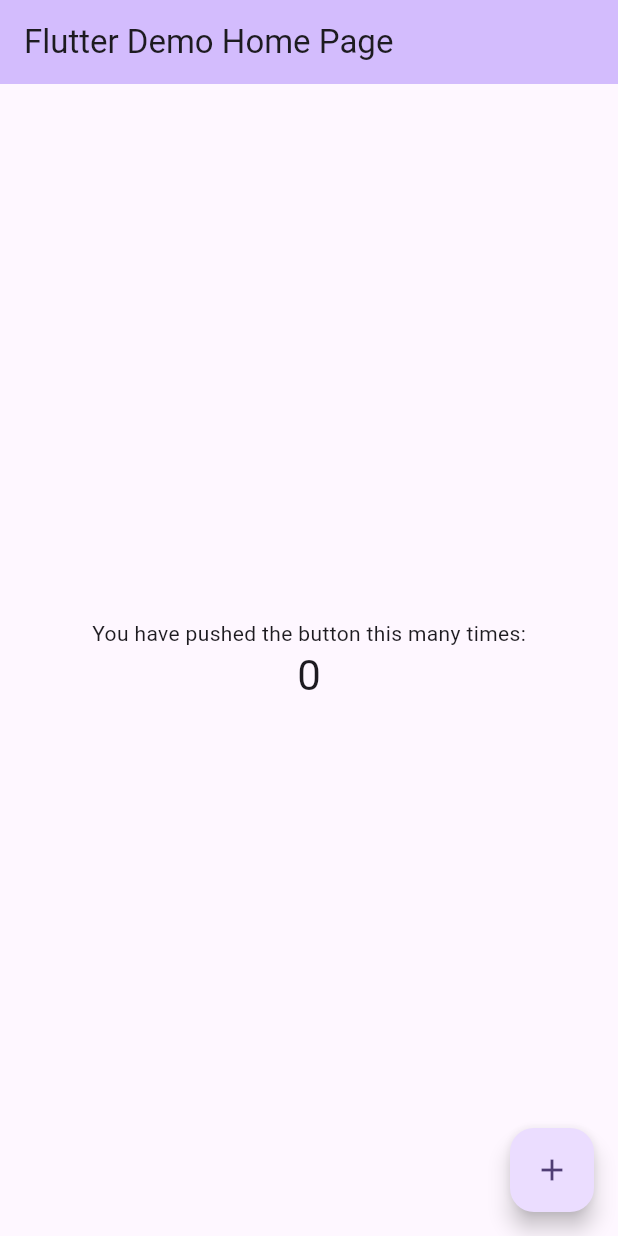
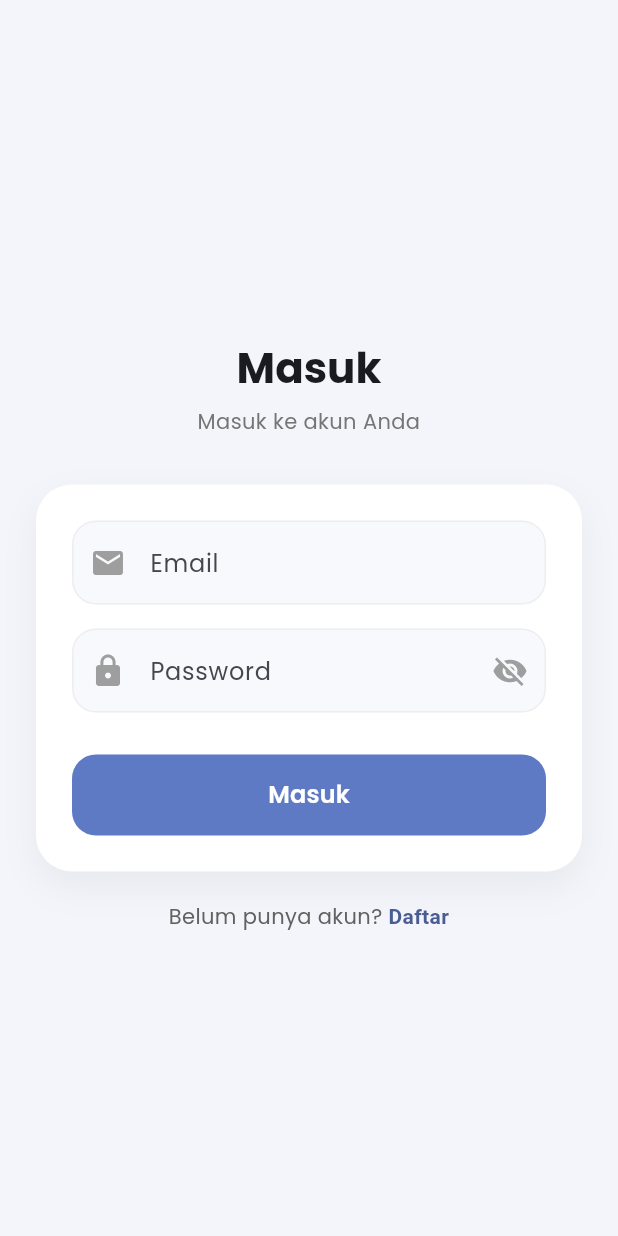
Before and after one commit to RafaelEbenHart/WongIwak, a Flutter app: the screen it shows after launch, on a phone screen of 412 x 824 dp. Run offline on Flutter 3.47's test engine with Material 3 defaults, Android fonts, the phone set to English and light mode, and no system bars; our stand-ins replace firebase_auth, firebase_core, google_fonts; accounts and stored records are empty.

Commit message:
sign in screen

```diff
--- a/lib/main.dart
+++ b/lib/main.dart
@@ -1,122 +1,31 @@
+import 'package:wongiwak/screens/home_screen.dart';
+import 'package:wongiwak/screens/sign_in_screen.dart';
+import 'package:wongiwak/screens/sign_up_screen.dart  ';
+
 import 'package:flutter/material.dart';
+import 'package:firebase_core/firebase_core.dart';
+import 'package:google_fonts/google_fonts.dart';
+import 'firebase_options.dart';
 
-void main() {
+void main() async {
+  WidgetsFlutterBinding.ensureInitialized();
+  await Firebase.initializeApp(options: DefaultFirebaseOptions.currentPlatform);
   runApp(const MyApp());
 }
 
 class MyApp extends StatelessWidget {
   const MyApp({super.key});
-
-  // This widget is the root of your application.
   @override
   Widget build(BuildContext context) {
     return MaterialApp(
-      title: 'Flutter Demo',
+      debugShowCheckedModeBanner: false,
+      title: 'Fasum',
       theme: ThemeData(
-        // This is the theme of your application.
-        //
-        // TRY THIS: Try running your application with "flutter run". You'll see
-        // the application has a purple toolbar. Then, without quitting the app,
-        // try changing the seedColor in the colorScheme below to Colors.green
-        // and then invoke "hot reload" (save your changes or press the "hot
-        // reload" button in a Flutter-supported IDE, or press "r" if you used
-        // the command line to start the app).
-        //
-        // Notice that the counter didn't reset back to zero; the application
-        // state is not lost during the reload. To reset the state, use hot
-        // restart instead.
-        //
-        // This works for code too, not just values: Most code changes can be
-        // tested with just a hot reload.
-        colorScheme: ColorScheme.fromSeed(seedColor: Colors.deepPurple),
+        useMaterial3: true,
+        colorScheme: ColorScheme.fromSeed(seedColor: const Color(0xFF5E7AC4)),
+        fontFamily: GoogleFonts.poppins().fontFamily,
       ),
-      home: const MyHomePage(title: 'Flutter Demo Home Page'),
+      home: const SignInScreen(),
     );
   }
 }
-
-class MyHomePage extends StatefulWidget {
-  const MyHomePage({super.key, required this.title});
-
-  // This widget is the home page of your application. It is stateful, meaning
-  // that it has a State object (defined below) that contains fields that affect
-  // how it looks.
-
-  // This class is the configuration for the state. It holds the values (in this
-  // case the title) provided by the parent (in this case the App widget) and
-  // used by the build method of the State. Fields in a Widget subclass are
-  // always marked "final".
-
-  final String title;
-
-  @override
-  State<MyHomePage> createState() => _MyHomePageState();
-}
-
-class _MyHomePageState extends State<MyHomePage> {
-  int _counter = 0;
-
-  void _incrementCounter() {
-    setState(() {
-      // This call to setState tells the Flutter framework that something has
-      // changed in this State, which causes it to rerun the build method below
-      // so that the display can reflect the updated values. If we changed
-      // _counter without calling setState(), then the build method would not be
-      // called again, and so nothing would appear to happen.
-      _counter++;
-    });
-  }
-
-  @override
-  Widget build(BuildContext context) {
-    // This method is rerun every time setState is called, for instance as done
-    // by the _incrementCounter method above.
-    //
-    // The Flutter framework has been optimized to make rerunning build methods
-    // fast, so that you can just rebuild anything that needs updating rather
-    // than having to individually change instances of widgets.
-    return Scaffold(
-      appBar: AppBar(
-        // TRY THIS: Try changing the color here to a specific color (to
-        // Colors.amber, perhaps?) and trigger a hot reload to see the AppBar
-        // change color while the other colors stay the same.
-        backgroundColor: Theme.of(context).colorScheme.inversePrimary,
-        // Here we take the value from the MyHomePage object that was created by
-        // the App.build method, and use it to set our appbar title.
-        title: Text(widget.title),
-      ),
-      body: Center(
-        // Center is a layout widget. It takes a single child and positions it
-        // in the middle of the parent.
-        child: Column(
-          // Column is also a layout widget. It takes a list of children and
-          // arranges them vertically. By default, it sizes itself to fit its
-          // children horizontally, and tries to be as tall as its parent.
-          //
-          // Column has various properties to control how it sizes itself and
-          // how it positions its children. Here we use mainAxisAlignment to
-          // center the children vertically; the main axis here is the vertical
-          // axis because Columns are vertical (the cross axis would be
-          // horizontal).
-          //
-          // TRY THIS: Invoke "debug painting" (choose the "Toggle Debug Paint"
-          // action in the IDE, or press "p" in the console), to see the
-          // wireframe for each widget.
-          mainAxisAlignment: MainAxisAlignment.center,
-          children: <Widget>[
-            const Text('You have pushed the button this many times:'),
-            Text(
-              '$_counter',
-              style: Theme.of(context).textTheme.headlineMedium,
-            ),
-          ],
-        ),
-      ),
-      floatingActionButton: FloatingActionButton(
-        onPressed: _incrementCounter,
-        tooltip: 'Increment',
-        child: const Icon(Icons.add),
-      ), // This trailing comma makes auto-formatting nicer for build methods.
-    );
-  }
-}
--- /dev/null
+++ b/lib/screens/home_screen.dart
@@ -0,0 +1,15 @@
+import 'package:flutter/material.dart';
+
+class HomeScreen extends StatefulWidget {
+  const HomeScreen({super.key});
+
+  @override
+  State<HomeScreen> createState() => _HomeScreenState();
+}
+
+class _HomeScreenState extends State<HomeScreen> {
+  @override
+  Widget build(BuildContext context) {
+    return const Placeholder();
+  }
+}
--- /dev/null
+++ b/lib/screens/sign_in_screen.dart
@@ -0,0 +1,265 @@
+import 'package:flutter/gestures.dart';
+import 'package:flutter/material.dart';
+import 'package:firebase_auth/firebase_auth.dart';
+import 'package:wongiwak/screens/home_screen.dart';
+import 'package:wongiwak/screens/sign_up_screen.dart';
+
+class SignInScreen extends StatefulWidget {
+  const SignInScreen({super.key});
+  @override
+  SignInScreenState createState() => SignInScreenState();
+}
+
+class SignInScreenState extends State<SignInScreen> {
+  final _emailController = TextEditingController();
+  final _passwordController = TextEditingController();
+  final _formKey = GlobalKey<FormState>();
+  bool _isLoading = false;
+  bool _isPasswordVisible = false;
+
+  void _signIn() async {
+    if (!_formKey.currentState!.validate()) {
+      return;
+    }
+    final email = _emailController.text.trim();
+    final password = _passwordController.text;
+    setState(() => _isLoading = true);
+    try {
+      await FirebaseAuth.instance.signInWithEmailAndPassword(
+        email: email,
+        password: password,
+      );
+      Navigator.of(context).pushReplacement(
+        MaterialPageRoute(builder: (context) => const HomeScreen()),
+      );
+    } on FirebaseAuthException catch (error) {
+      _showSnackBar(_getAuthErrorMessage(error.code));
+    } catch (error) {
+      _showSnackBar('An error occurred: $error');
+    } finally {
+      setState(() => _isLoading = false);
+    }
+  }
+
+  void _showSnackBar(String message) {
+    ScaffoldMessenger.of(
+      context,
+    ).showSnackBar(SnackBar(content: Text(message)));
+  }
+
+  bool _isValidEmail(String email) {
+    String emailRegex =
+        r"^[a-zA-Z0-9.!#$%&'*+/=?^_`{|}~-]+@[a-zA-Z0-9-]+(?:\.[a-zAZ0-9-]+)*$";
+    return RegExp(emailRegex).hasMatch(email);
+  }
+
+  String _getAuthErrorMessage(String code) {
+    switch (code) {
+      case 'user-not-found':
+        return 'No user found with that email';
+      case 'wrong-password':
+        return 'Wrong password. Please try again.';
+      default:
+        return 'An error occurred. Please try again.';
+    }
+  }
+
+  @override
+  Widget build(BuildContext context) {
+    return Scaffold(
+      backgroundColor: const Color(0xFFF4F5FA),
+      body: SafeArea(
+        child: Center(
+          child: SingleChildScrollView(
+            padding: const EdgeInsets.symmetric(
+              horizontal: 24.0,
+              vertical: 32.0,
+            ),
+            child: Column(
+              mainAxisSize: MainAxisSize.min,
+              crossAxisAlignment: CrossAxisAlignment.stretch,
+              children: [
+                const SizedBox(height: 24.0),
+                Text(
+                  'Masuk',
+                  textAlign: TextAlign.center,
+                  style: Theme.of(context).textTheme.headlineMedium?.copyWith(
+                    fontWeight: FontWeight.bold,
+                  ),
+                ),
+                const SizedBox(height: 8.0),
+                Text(
+                  'Masuk ke akun Anda',
+                  textAlign: TextAlign.center,
+                  style: Theme.of(
+                    context,
+                  ).textTheme.bodyMedium?.copyWith(color: Colors.grey[600]),
+                ),
+                const SizedBox(height: 32.0),
+                Container(
+                  decoration: BoxDecoration(
+                    color: Colors.white,
+                    borderRadius: BorderRadius.circular(24.0),
+                    boxShadow: [
+                      BoxShadow(
+                        color: Colors.black.withOpacity(0.05),
+                        blurRadius: 20,
+                        offset: const Offset(0, 10),
+                      ),
+                    ],
+                  ),
+                  padding: const EdgeInsets.all(24.0),
+                  child: Form(
+                    key: _formKey,
+                    child: Column(
+                      children: [
+                        TextFormField(
+                          controller: _emailController,
+                          keyboardType: TextInputType.emailAddress,
+                          decoration: InputDecoration(
+                            filled: true,
+                            fillColor: const Color(0xFFF8F9FC),
+                            labelText: 'Email',
+                            prefixIcon: const Icon(
+                              Icons.email,
+                              color: Colors.grey,
+                            ),
+                            enabledBorder: OutlineInputBorder(
+                              borderRadius: BorderRadius.circular(16.0),
+                              borderSide: BorderSide(
+                                color: Colors.grey.shade200,
+                              ),
+                            ),
+                            focusedBorder: OutlineInputBorder(
+                              borderRadius: BorderRadius.circular(16.0),
+                              borderSide: BorderSide(
+                                color: Theme.of(context).colorScheme.primary,
+                              ),
+                            ),
+                          ),
+                          validator: (value) {
+                            if (value == null ||
+                                value.isEmpty ||
+                                !_isValidEmail(value)) {
+                              return 'Please enter a valid email';
+                            }
+                            return null;
+                          },
+                        ),
+                        const SizedBox(height: 16.0),
+                        TextFormField(
+                          controller: _passwordController,
+                          obscureText: !_isPasswordVisible,
+                          decoration: InputDecoration(
+                            filled: true,
+                            fillColor: const Color(0xFFF8F9FC),
+                            labelText: 'Password',
+                            prefixIcon: const Icon(
+                              Icons.lock,
+                              color: Colors.grey,
+                            ),
+                            suffixIcon: IconButton(
+                              icon: Icon(
+                                _isPasswordVisible
+                                    ? Icons.visibility
+                                    : Icons.visibility_off,
+                                color: Colors.grey,
+                              ),
+                              onPressed: () {
+                                setState(() {
+                                  _isPasswordVisible = !_isPasswordVisible;
+                                });
+                              },
+                            ),
+                            enabledBorder: OutlineInputBorder(
+                              borderRadius: BorderRadius.circular(16.0),
+                              borderSide: BorderSide(
+                                color: Colors.grey.shade200,
+                              ),
+                            ),
+                            focusedBorder: OutlineInputBorder(
+                              borderRadius: BorderRadius.circular(16.0),
+                              borderSide: BorderSide(
+                                color: Theme.of(context).colorScheme.primary,
+                              ),
+                            ),
+                          ),
+                          validator: (value) {
+                            if (value == null || value.isEmpty) {
+                              return 'Please enter your password';
+                            }
+                            return null;
+                          },
+                        ),
+                        const SizedBox(height: 28.0),
+                        SizedBox(
+                          width: double.infinity,
+                          height: 54,
+                          child: ElevatedButton(
+                            onPressed: _isLoading ? null : _signIn,
+                            style: ElevatedButton.styleFrom(
+                              backgroundColor: const Color(0xFF5E7AC4),
+                              shape: RoundedRectangleBorder(
+                                borderRadius: BorderRadius.circular(16.0),
+                              ),
+                              elevation: 0,
+                            ),
+                            child: _isLoading
+                                ? const SizedBox(
+                                    height: 20,
+                                    width: 20,
+                                    child: CircularProgressIndicator(
+                                      color: Colors.white,
+                                      strokeWidth: 2,
+                                    ),
+                                  )
+                                : const Text(
+                                    'Masuk',
+                                    style: TextStyle(
+                                      fontSize: 16,
+                                      fontWeight: FontWeight.w600,
+                                      color: Colors.white,
+                                    ),
+                                  ),
+                          ),
+                        ),
+                      ],
+                    ),
+                  ),
+                ),
+                const SizedBox(height: 20.0),
+                Text.rich(
+                  TextSpan(
+                    text: 'Belum punya akun? ',
+                    style: Theme.of(
+                      context,
+                    ).textTheme.bodyMedium?.copyWith(color: Colors.grey[700]),
+                    children: [
+                      TextSpan(
+                        text: 'Daftar',
+                        style: TextStyle(
+                          color: Theme.of(context).colorScheme.primary,
+                          fontWeight: FontWeight.bold,
+                        ),
+                        recognizer: TapGestureRecognizer()
+                          ..onTap = () {
+                            Navigator.push(
+                              context,
+                              MaterialPageRoute(
+                                builder: (context) => const SignUpScreen(),
+                              ),
+                            );
+                          },
+                      ),
+                    ],
+                  ),
+                  textAlign: TextAlign.center,
+                ),
+              ],
+            ),
+          ),
+        ),
+      ),
+    );
+  }
+}
--- /dev/null
+++ b/lib/screens/sign_up_screen.dart
@@ -0,0 +1,15 @@
+import 'package:flutter/material.dart';
+
+class SignUpScreen extends StatefulWidget {
+  const SignUpScreen({super.key});
+
+  @override
+  State<SignUpScreen> createState() => _SignUpScreenState();
+}
+
+class _SignUpScreenState extends State<SignUpScreen> {
+  @override
+  Widget build(BuildContext context) {
+    return const Placeholder();
+  }
+}
--- a/pubspec.yaml
+++ b/pubspec.yaml
@@ -34,6 +34,9 @@ dependencies:
   # The following adds the Cupertino Icons font to your application.
   # Use with the CupertinoIcons class for iOS style icons.
   cupertino_icons: ^1.0.8
+  firebase_core: ^4.7.0
+  firebase_auth: ^6.4.0
+  google_fonts: ^8.1.0
 
 dev_dependencies:
   flutter_test:
```
Also changed, not shown: firebase.json (added), lib/firebase_options.dart (added), pubspec.lock, 7 other files.
